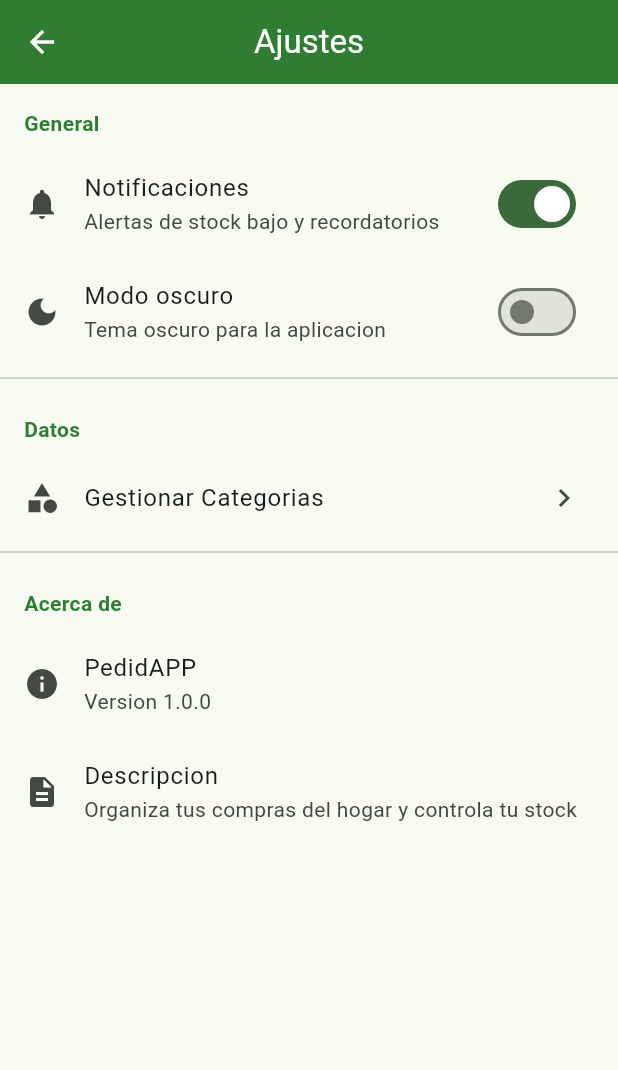
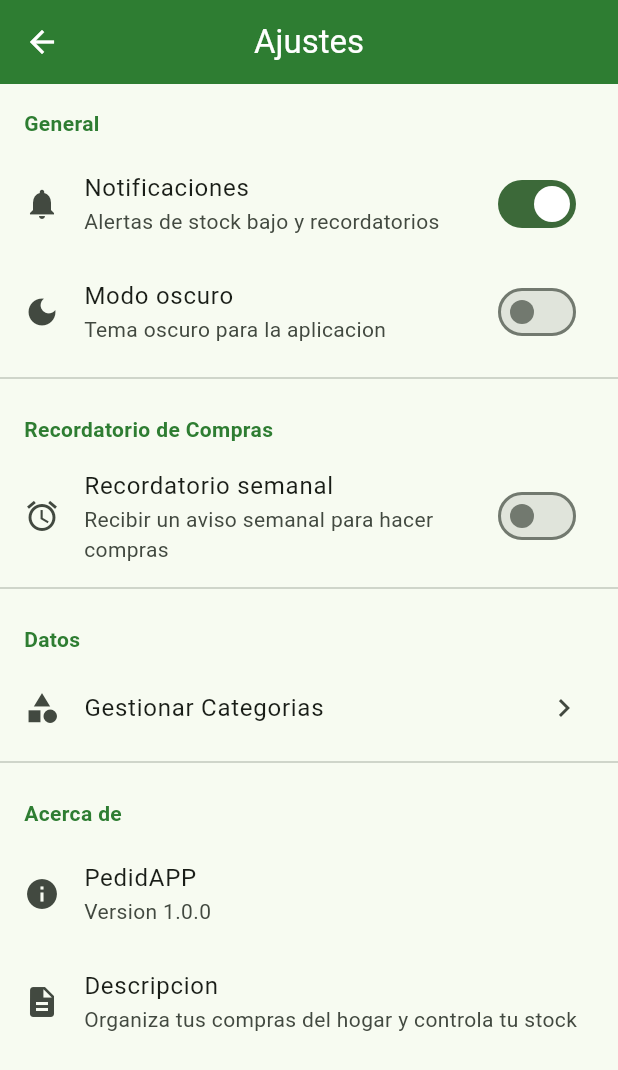
Before and after one commit to fimartinflo/PedidAPP, a Flutter app: the SettingsScreen screen opened directly, on a phone screen of 412 x 824 dp. Shown: the top 1070 px of the screen. Run offline on Flutter 3.47's test engine with Material 3 defaults, Android fonts, the phone set to English and light mode, and no system bars; our stand-ins replace fl_chart, flutter_local_notifications, image_picker, share_plus, shared_preferences, sqflite; missing offline and left inert: google_mlkit_text_recognition; accounts and stored records are empty.

Commit message:
feat: add scheduled weekly shopping reminders
- ShoppingReminder model with day of week and time configuration
- NotificationService: schedule/cancel weekly reminders via periodicallyShow
- Settings screen: toggle, day picker (dropdown), time picker for reminders
- Reminder config persisted in SharedPreferences
- Disabled when general notifications are off
- FakeNotificationService updated with reminder methods

https://claude.ai/code/session_01DjbzHbyHdHy74rraRXcY4u

```diff
--- a/lib/screens/settings/settings_screen.dart
+++ b/lib/screens/settings/settings_screen.dart
@@ -16,6 +16,7 @@ class SettingsScreen extends StatefulWidget {
 
 class _SettingsScreenState extends State<SettingsScreen> {
   bool _notificationsEnabled = true;
+  ShoppingReminder _reminder = const ShoppingReminder();
 
   @override
   void initState() {
@@ -25,8 +26,11 @@ class _SettingsScreenState extends State<SettingsScreen> {
 
   Future<void> _loadSettings() async {
     final prefs = await SharedPreferences.getInstance();
+    final notifService = NotificationService();
+    final reminder = await notifService.getShoppingReminder();
     setState(() {
       _notificationsEnabled = prefs.getBool('notifications_enabled') ?? true;
+      _reminder = reminder;
     });
   }
 
@@ -58,6 +62,66 @@ class _SettingsScreenState extends State<SettingsScreen> {
             secondary: const Icon(Icons.dark_mode),
           ),
           const Divider(),
+          const _SectionHeader(title: 'Recordatorio de Compras'),
+          SwitchListTile(
+            title: const Text('Recordatorio semanal'),
+            subtitle: Text(_reminder.enabled
+                ? '${_reminder.dayName} a las ${_reminder.timeString}'
+                : 'Recibir un aviso semanal para hacer compras'),
+            value: _reminder.enabled,
+            onChanged: _notificationsEnabled
+                ? (value) => _updateReminder(
+                    ShoppingReminder(
+                      enabled: value,
+                      dayOfWeek: _reminder.dayOfWeek,
+                      hour: _reminder.hour,
+                      minute: _reminder.minute,
+                    ),
+                  )
+                : null,
+            secondary: const Icon(Icons.alarm),
+          ),
+          if (_reminder.enabled) ...[
+            ListTile(
+              leading: const SizedBox(width: 24),
+              title: const Text('Dia de la semana'),
+              trailing: DropdownButton<int>(
+                value: _reminder.dayOfWeek,
+                underline: const SizedBox(),
+                items: const [
+                  DropdownMenuItem(value: 1, child: Text('Lunes')),
+                  DropdownMenuItem(value: 2, child: Text('Martes')),
+                  DropdownMenuItem(value: 3, child: Text('Miercoles')),
+                  DropdownMenuItem(value: 4, child: Text('Jueves')),
+                  DropdownMenuItem(value: 5, child: Text('Viernes')),
+                  DropdownMenuItem(value: 6, child: Text('Sabado')),
+                  DropdownMenuItem(value: 7, child: Text('Domingo')),
+                ],
+                onChanged: (value) {
+                  if (value != null) {
+                    _updateReminder(ShoppingReminder(
+                      enabled: true,
+                      dayOfWeek: value,
+                      hour: _reminder.hour,
+                      minute: _reminder.minute,
+                    ));
+                  }
+                },
+              ),
+            ),
+            ListTile(
+              leading: const SizedBox(width: 24),
+              title: const Text('Hora'),
+              trailing: TextButton(
+                onPressed: () => _pickTime(context),
+                child: Text(
+                  _reminder.timeString,
+                  style: const TextStyle(fontSize: 16),
+                ),
+              ),
+            ),
+          ],
+          const Divider(),
           const _SectionHeader(title: 'Datos'),
           ListTile(
             leading: const Icon(Icons.category),
@@ -85,6 +149,27 @@ class _SettingsScreenState extends State<SettingsScreen> {
       ),
     );
   }
+
+  Future<void> _pickTime(BuildContext context) async {
+    final picked = await showTimePicker(
+      context: context,
+      initialTime: _reminder.timeOfDay,
+    );
+    if (picked != null) {
+      _updateReminder(ShoppingReminder(
+        enabled: true,
+        dayOfWeek: _reminder.dayOfWeek,
+        hour: picked.hour,
+        minute: picked.minute,
+      ));
+    }
+  }
+
+  Future<void> _updateReminder(ShoppingReminder reminder) async {
+    final notifService = NotificationService();
+    await notifService.saveShoppingReminder(reminder);
+    setState(() => _reminder = reminder);
+  }
 }
 
 class _SectionHeader extends StatelessWidget {
```
Also changed, not shown: lib/services/notification_service.dart (+100 -0 lines), 1 other file.
